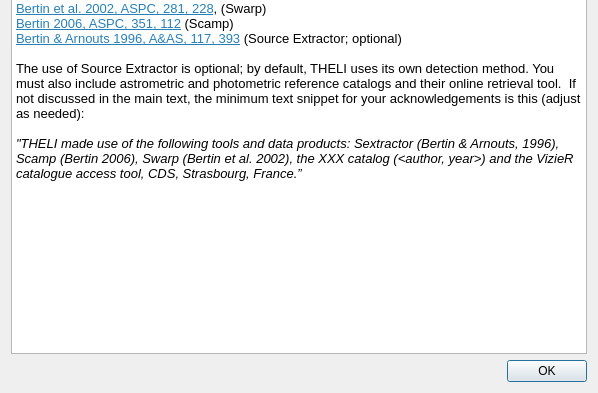
Old version of the form src/readmes/acknowledging.ui in the repository schirmermischa/THELI; both pictures show x 0 to 598 and y 290 to 683 of the 598 by 683 pixel window.
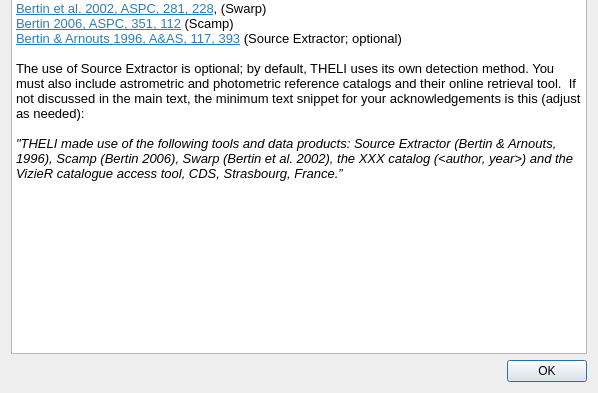
New version of the form. Icons and pictures are not drawn.

Commit message: Changes to allow packaging for Debian. Commenting out unused code in Data class.

Diff of the .ui file:
```diff
--- a/src/readmes/acknowledging.ui
+++ b/src/readmes/acknowledging.ui
@@ -41,7 +41,7 @@
 &lt;p style=&quot;-qt-paragraph-type:empty; margin-top:0px; margin-bottom:0px; margin-left:0px; margin-right:0px; -qt-block-indent:0; text-indent:0px;&quot;&gt;&lt;br /&gt;&lt;/p&gt;
 &lt;p style=&quot; margin-top:0px; margin-bottom:0px; margin-left:0px; margin-right:0px; -qt-block-indent:0; text-indent:0px;&quot;&gt;The use of Source Extractor is optional; by default, THELI uses its own detection method. You must also include astrometric and photometric reference catalogs and their online retrieval tool.  If not discussed in the main text, the minimum text snippet for your acknowledgements is this (adjust as needed):&lt;/p&gt;
 &lt;p style=&quot;-qt-paragraph-type:empty; margin-top:0px; margin-bottom:0px; margin-left:0px; margin-right:0px; -qt-block-indent:0; text-indent:0px;&quot;&gt;&lt;br /&gt;&lt;/p&gt;
-&lt;p style=&quot; margin-top:0px; margin-bottom:0px; margin-left:0px; margin-right:0px; -qt-block-indent:0; text-indent:0px;&quot;&gt;&lt;span style=&quot; font-style:italic;&quot;&gt;&amp;quot;THELI made use of the following tools and data products: Sextractor (Bertin &amp;amp; Arnouts, 1996), Scamp (Bertin 2006), Swarp (Bertin et al. 2002), the XXX catalog (&amp;lt;author, year&amp;gt;) and the VizieR catalogue access tool, CDS, Strasbourg, France.”&lt;/span&gt;&lt;/p&gt;&lt;/body&gt;&lt;/html&gt;</string>
+&lt;p style=&quot; margin-top:0px; margin-bottom:0px; margin-left:0px; margin-right:0px; -qt-block-indent:0; text-indent:0px;&quot;&gt;&lt;span style=&quot; font-style:italic;&quot;&gt;&amp;quot;THELI made use of the following tools and data products: Source Extractor (Bertin &amp;amp; Arnouts, 1996), Scamp (Bertin 2006), Swarp (Bertin et al. 2002), the XXX catalog (&amp;lt;author, year&amp;gt;) and the VizieR catalogue access tool, CDS, Strasbourg, France.”&lt;/span&gt;&lt;/p&gt;&lt;/body&gt;&lt;/html&gt;</string>
      </property>
     </widget>
    </item>
```
The commit also changes 17 other files.
